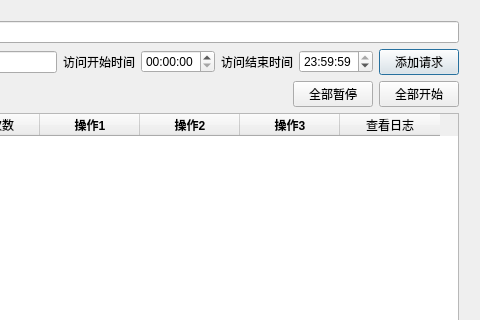
Above: QtHttpTest/MainDialog.ui from liyoung1992/QtHttpClient before the change; both pictures show x 682 to 1162 and y 0 to 320 of the 1162 by 629 pixel window. Below: the same form after it.
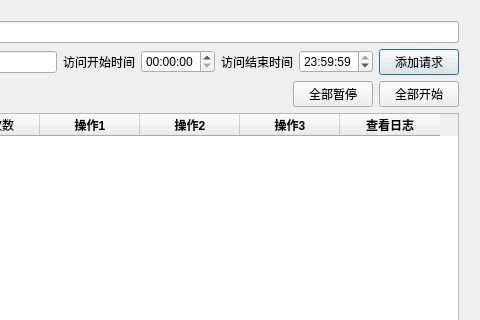
That is the form after the change.

```diff
--- a/QtHttpTest/MainDialog.ui
+++ b/QtHttpTest/MainDialog.ui
@@ -322,6 +322,12 @@
           <property name="text">
            <string>查看日志</string>
           </property>
+          <property name="font">
+           <font>
+            <weight>75</weight>
+            <bold>true</bold>
+           </font>
+          </property>
           <property name="textAlignment">
            <set>AlignCenter</set>
           </property>
```
